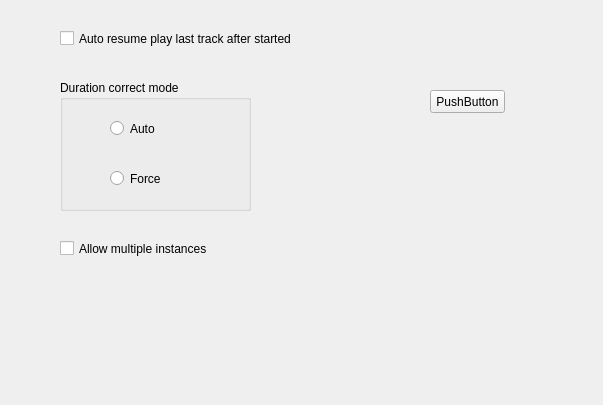
First picture: the form in app/gui/dialogs/optiongeneral.ui, repository theall/Foreplayer, before the edit.
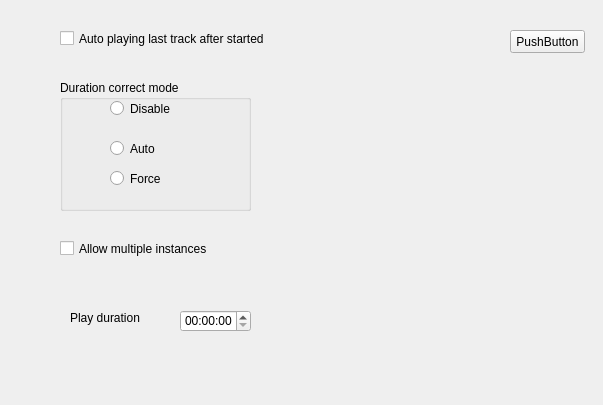
Second picture: the form after the edit.

What changed in the file:
```diff
--- a/app/gui/dialogs/optiongeneral.ui
+++ b/app/gui/dialogs/optiongeneral.ui
@@ -16,8 +16,8 @@
   <widget class="QPushButton" name="pushButton">
    <property name="geometry">
     <rect>
-     <x>430</x>
-     <y>90</y>
+     <x>510</x>
+     <y>30</y>
      <width>75</width>
      <height>23</height>
     </rect>
@@ -36,7 +36,7 @@
     </rect>
    </property>
    <property name="text">
-    <string>Auto resume play last track after started</string>
+    <string>Auto playing last track after started</string>
    </property>
   </widget>
   <widget class="QGroupBox" name="groupBox">
@@ -55,7 +55,7 @@
     <property name="geometry">
      <rect>
       <x>50</x>
-      <y>40</y>
+      <y>60</y>
       <width>89</width>
       <height>17</height>
      </rect>
@@ -83,6 +83,19 @@
      <string notr="true">buttonGroup</string>
     </attribute>
    </widget>
+   <widget class="QRadioButton" name="radioButton_3">
+    <property name="geometry">
+     <rect>
+      <x>50</x>
+      <y>20</y>
+      <width>89</width>
+      <height>17</height>
+     </rect>
+    </property>
+    <property name="text">
+     <string>Disable</string>
+    </property>
+   </widget>
   </widget>
   <widget class="QCheckBox" name="checkBox_2">
    <property name="geometry">
@@ -97,6 +110,32 @@
     <string>Allow multiple instances</string>
    </property>
   </widget>
+  <widget class="QLabel" name="label">
+   <property name="geometry">
+    <rect>
+     <x>70</x>
+     <y>310</y>
+     <width>141</width>
+     <height>16</height>
+    </rect>
+   </property>
+   <property name="text">
+    <string>Play duration</string>
+   </property>
+  </widget>
+  <widget class="QTimeEdit" name="timeEdit">
+   <property name="geometry">
+    <rect>
+     <x>180</x>
+     <y>310</y>
+     <width>71</width>
+     <height>22</height>
+    </rect>
+   </property>
+   <property name="displayFormat">
+    <string>HH:mm:ss</string>
+   </property>
+  </widget>
  </widget>
  <resources/>
  <connections/>
```
